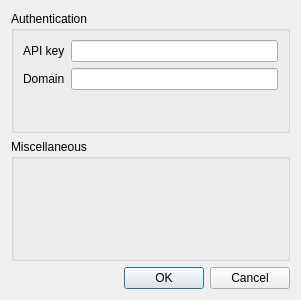
Old version of the form ui/settings.ui in the repository muminoff/sasa.
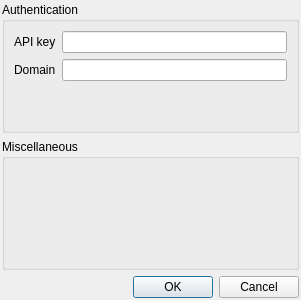
New version of the form.

Commit message: Moved all UI manipulation out of main.py

The edit to the form file:
```diff
--- a/ui/settings.ui
+++ b/ui/settings.ui
@@ -14,6 +14,9 @@
    <string>Sasa Settings</string>
   </property>
   <layout class="QVBoxLayout" name="verticalLayout">
+   <property name="margin">
+    <number>2</number>
+   </property>
    <item>
     <widget class="QGroupBox" name="groupBox">
      <property name="sizePolicy">
```
The commit also changes 3 other files.
